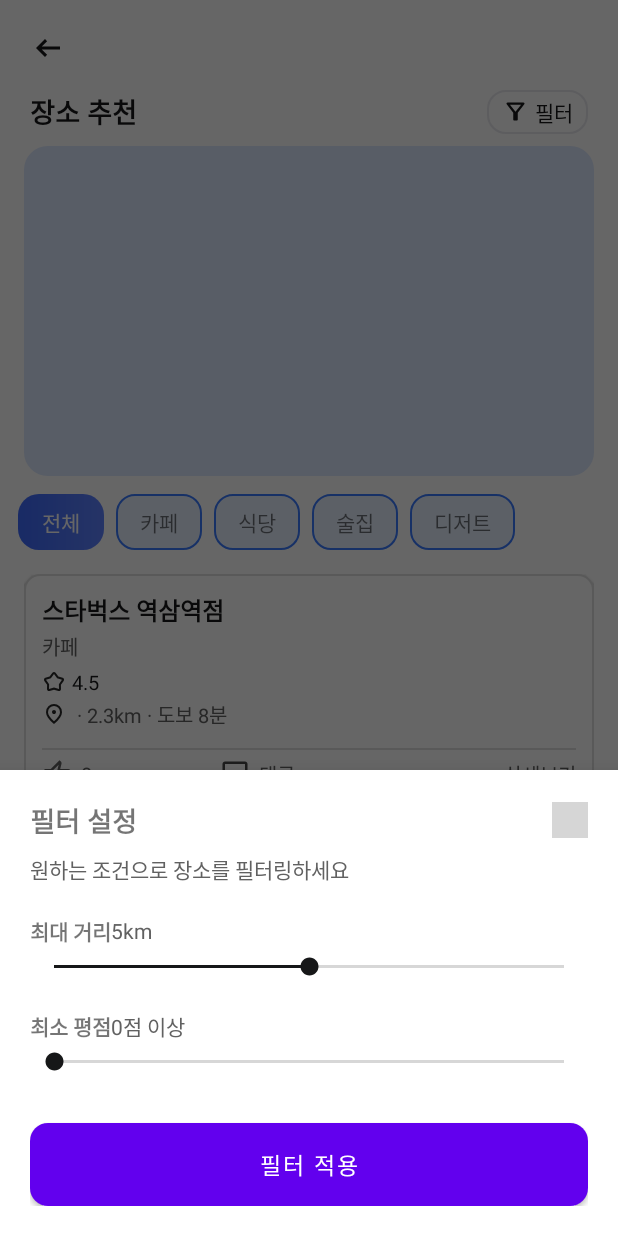
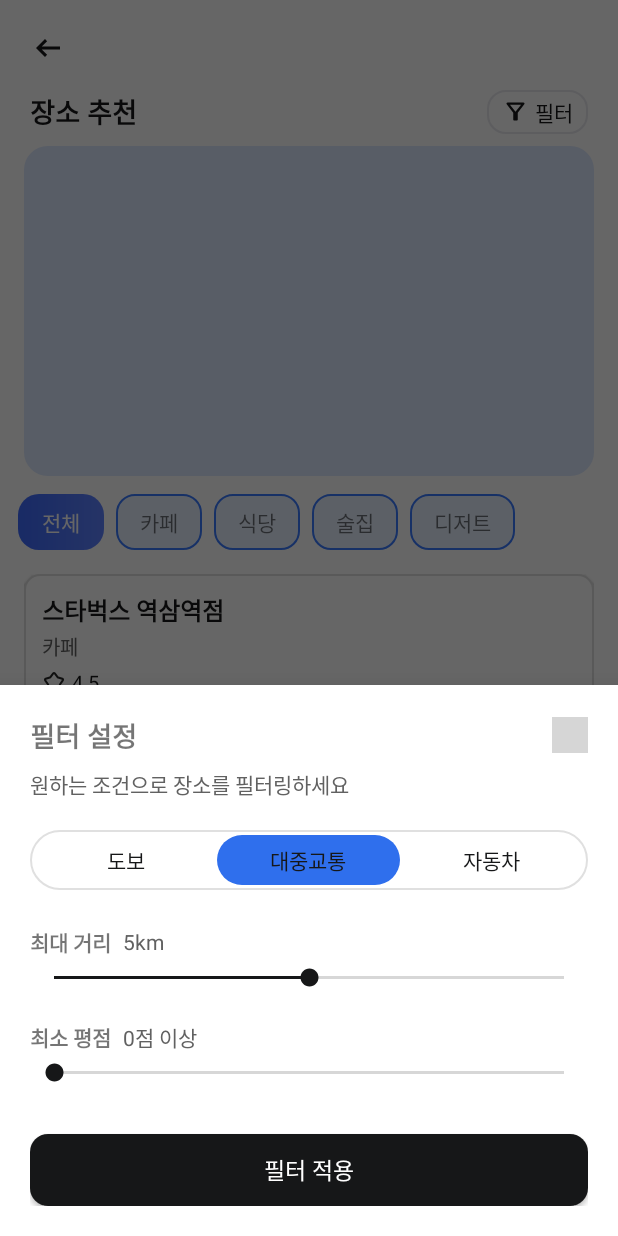
Before and after one commit to TPRPT/Moyeoyo, an Android app: the RecommendedPlaceFragment screen opened through its navigation route, after a tap on "필터", on a phone screen of 412 x 824 dp. Run offline under Robolectric (Android 15) with nearby library versions, the phone set to English and light mode, and no system bars; our stand-ins replace Firebase (no records; nobody signed in at launch, a user with empty details on screens opened directly); grey boxes are pictures that could not be loaded.

Commit message:
Feat: 이동수단 필터 추가

```diff
--- a/app/src/main/java/com/moyeoyo/app/model/Place.kt
+++ b/app/src/main/java/com/moyeoyo/app/model/Place.kt
@@ -6,6 +6,8 @@ data class Place(
     val rating: Double,
     val distanceKm: Double,
     val walkingTime: String,
+    val transitTime: String,
+    val drivingTime: String,
     var likeCount: Int,
     var isLiked: Boolean = false,
     var memberCount: Int = 8
--- a/app/src/main/java/com/moyeoyo/app/ui/group/RecommendedPlaceFragment.kt
+++ b/app/src/main/java/com/moyeoyo/app/ui/group/RecommendedPlaceFragment.kt
@@ -20,8 +20,11 @@ class RecommendedPlaceFragment : Fragment(R.layout.fragment_recommended_place) {
     private lateinit var categoryButtons: List<TextView>
     private lateinit var recyclerView: RecyclerView
     private lateinit var adapter: PlaceAdapter
+
     private var places = mutableListOf<Place>()
     private var currentCategory = "전체"
+    private var currentTransport = "대중교통"   // 기본값
+
 
     override fun onViewCreated(view: View, savedInstanceState: Bundle?) {
         super.onViewCreated(view, savedInstanceState)
@@ -31,7 +34,7 @@ class RecommendedPlaceFragment : Fragment(R.layout.fragment_recommended_place) {
             findNavController().navigateUp()
         }
 
-        // 필터 버튼 (정렬 바텀시트 열기)
+        // 필터 버튼
         val btnFilter = view.findViewById<LinearLayout>(R.id.btnFilter)
         btnFilter?.setOnClickListener {
             showFilterBottomSheet()
@@ -50,27 +53,61 @@ class RecommendedPlaceFragment : Fragment(R.layout.fragment_recommended_place) {
             btn.setOnClickListener { selectCategory(btn.text.toString()) }
         }
 
+        // RecyclerView 설정
         recyclerView = view.findViewById(R.id.rvPlaceList)
         adapter = PlaceAdapter()
         recyclerView.layoutManager = LinearLayoutManager(requireContext())
         recyclerView.adapter = adapter
 
         loadDummyData()
-    }
-
-    private fun loadDummyData() {
-        // 초기에는 모든 투표 수를 0으로 시작
-        places = mutableListOf(
-            Place("스타벅스 역삼역점", "카페", 4.5, 2.3, "도보 8분", 0, memberCount = 8),
-            Place("본죽 강남점", "식당", 4.3, 2.1, "도보 7분", 0, memberCount = 8),
-            Place("투썸플레이스 선릉점", "카페", 4.8, 2.8, "도보 10분", 0, memberCount = 8),
-            Place("김가네 김밥", "식당", 4.0, 1.9, "도보 6분", 0, memberCount = 8)
-        )
-        adapter.submitList(places)
+        updatePlaceList()
     }
 
 
+    // ------------------------------------------------------
+    // ⭐ 더미 데이터 로드 (이동수단 시간 추가됨)
+    // ------------------------------------------------------
+    private fun loadDummyData() {
+        places = mutableListOf(
+            Place(
+                "스타벅스 역삼역점", "카페", 4.5, 2.3,
+                walkingTime = "도보 8분",
+                transitTime = "대중교통 6분",
+                drivingTime = "자동차 3분",
+                likeCount = 0,
+                memberCount = 8
+            ),
+            Place(
+                "본죽 강남점", "식당", 4.3, 2.1,
+                walkingTime = "도보 7분",
+                transitTime = "대중교통 5분",
+                drivingTime = "자동차 2분",
+                likeCount = 0,
+                memberCount = 8
+            ),
+            Place(
+                "투썸플레이스 선릉점", "카페", 4.8, 2.8,
+                walkingTime = "도보 10분",
+                transitTime = "대중교통 7분",
+                drivingTime = "자동차 4분",
+                likeCount = 0,
+                memberCount = 8
+            ),
+            Place(
+                "김가네 김밥", "식당", 4.0, 1.9,
+                walkingTime = "도보 6분",
+                transitTime = "대중교통 4분",
+                drivingTime = "자동차 2분",
+                likeCount = 0,
+                memberCount = 8
+            )
+        )
+    }
 
+
+    // ------------------------------------------------------
+    // ⭐ 카테고리 선택
+    // ------------------------------------------------------
     private fun selectCategory(category: String) {
         currentCategory = category
 
@@ -85,12 +122,39 @@ class RecommendedPlaceFragment : Fragment(R.layout.fragment_recommended_place) {
             }
         }
 
-        val filtered = if (category == "전체") places
-        else places.filter { it.category == category }
-
-        adapter.submitList(filtered)
+        updatePlaceList()
     }
 
+
+    // ------------------------------------------------------
+    // ⭐ 이동수단 필터 + 거리/평점 필터 적용된 리스트 갱신
+    // ------------------------------------------------------
+    private fun updatePlaceList() {
+        val filteredByCategory = if (currentCategory == "전체") places
+        else places.filter { it.category == currentCategory }
+
+        // 선택된 이동수단에 맞게 시간 변경
+        val updatedTransportList = filteredByCategory.map { place ->
+            val time = when (currentTransport) {
+                "도보" -> place.walkingTime
+                "자동차" -> place.drivingTime
+                else -> place.transitTime // 기본값 대중교통
+            }
+
+            place.copy(
+                // PlaceAdapter 에서 항상 walkingTime 을 표시하고 있으므로
+                // 여기에 표시용으로 넣어줌
+                walkingTime = time
+            )
+        }
+
+        adapter.submitList(updatedTransportList)
+    }
+
+
+    // ------------------------------------------------------
+    // ⭐ 필터 바텀시트
+    // ------------------------------------------------------
     private fun showFilterBottomSheet() {
         val dialog = BottomSheetDialog(requireContext())
         val sheetView = layoutInflater.inflate(R.layout.bottomsheet_filter, null)
@@ -102,7 +166,36 @@ class RecommendedPlaceFragment : Fragment(R.layout.fragment_recommended_place) {
         val btnClose = sheetView.findViewById<ImageView>(R.id.btnCloseFilter)
         val btnApply = sheetView.findViewById<Button>(R.id.btnApplyFilter)
 
-        // 거리 슬라이더 동작
+        // ⭐ 이동수단 버튼
+        val btnWalk = sheetView.findViewById<TextView>(R.id.btnWalk)
+        val btnTransit = sheetView.findViewById<TextView>(R.id.btnTransit)
+        val btnCar = sheetView.findViewById<TextView>(R.id.btnCar)
+
+        // 선택 UI 업데이트 함수
+        fun updateTransportSelection(selected: String) {
+            currentTransport = selected
+
+            val buttons = listOf(btnWalk, btnTransit, btnCar)
+            buttons.forEach { btn ->
+                if (btn.text == selected) {
+                    btn.setBackgroundResource(R.drawable.bg_transport_selected)
+                    btn.setTextColor(requireContext().getColor(R.color.black))
+                } else {
+                    btn.setBackgroundResource(R.drawable.bg_transport_unselected)
+                    btn.setTextColor(requireContext().getColor(R.color.black))
+                }
+            }
+        }
+
+        // 버튼 클릭 리스너
+        btnWalk.setOnClickListener { updateTransportSelection("도보") }
+        btnTransit.setOnClickListener { updateTransportSelection("대중교통") }
+        btnCar.setOnClickListener { updateTransportSelection("자동차") }
+
+        updateTransportSelection(currentTransport)
+
+
+        // 거리 슬라이더
         seekBarDistance.setOnSeekBarChangeListener(object : SeekBar.OnSeekBarChangeListener {
             override fun onProgressChanged(seekBar: SeekBar?, progress: Int, fromUser: Boolean) {
                 val distanceValue = progress / 10.0
@@ -112,7 +205,7 @@ class RecommendedPlaceFragment : Fragment(R.layout.fragment_recommended_place) {
             override fun onStopTrackingTouch(seekBar: SeekBar?) {}
         })
 
-        // 평점 슬라이더 동작
+        // 평점 슬라이더
         seekBarRating.setOnSeekBarChangeListener(object : SeekBar.OnSeekBarChangeListener {
             override fun onProgressChanged(seekBar: SeekBar?, progress: Int, fromUser: Boolean) {
                 val ratingValue = progress / 10.0
@@ -122,24 +215,22 @@ class RecommendedPlaceFragment : Fragment(R.layout.fragment_recommended_place) {
             override fun onStopTrackingTouch(seekBar: SeekBar?) {}
         })
 
-        // 닫기 버튼 (필터 적용 없이 닫기)
         btnClose.setOnClickListener { dialog.dismiss() }
 
-        // ✅ 필터 적용 버튼
         btnApply.setOnClickListener {
+
             val maxDistance = seekBarDistance.progress / 10.0
             val minRating = seekBarRating.progress / 10.0
 
-            val filtered = places.filter {
+            places = places.filter {
                 it.distanceKm <= maxDistance && it.rating >= minRating
-            }
+            }.toMutableList()
 
-            adapter.submitList(filtered)
+            updatePlaceList()
             dialog.dismiss()
         }
 
         dialog.setContentView(sheetView)
         dialog.show()
     }
-
 }
--- /dev/null
+++ b/app/src/main/res/drawable/bg_transport_group.xml
@@ -0,0 +1,8 @@
+<?xml version="1.0" encoding="utf-8"?>
+<shape xmlns:android="http://schemas.android.com/apk/res/android">
+    <solid android:color="@android:color/transparent"/>
+    <stroke
+        android:width="1dp"
+        android:color="@color/light_gray"/>
+    <corners android:radius="50dp"/>
+</shape>
--- /dev/null
+++ b/app/src/main/res/drawable/bg_transport_selected.xml
@@ -0,0 +1,5 @@
+<?xml version="1.0" encoding="utf-8"?>
+<shape xmlns:android="http://schemas.android.com/apk/res/android">
+    <solid android:color="@color/brand_blue"/> <!-- 원하는 보라/파스텔 색으로 -->
+    <corners android:radius="50dp"/>
+</shape>
--- /dev/null
+++ b/app/src/main/res/drawable/bg_transport_unselected.xml
@@ -0,0 +1,5 @@
+<?xml version="1.0" encoding="utf-8"?>
+<shape xmlns:android="http://schemas.android.com/apk/res/android">
+    <solid android:color="@android:color/white"/>
+    <corners android:radius="50dp"/>
+</shape>
--- a/app/src/main/res/layout/bottomsheet_filter.xml
+++ b/app/src/main/res/layout/bottomsheet_filter.xml
@@ -35,6 +35,53 @@
         android:textColor="@color/gray_700"
         android:layout_marginBottom="20dp" />
 
+
+    <!-- 🚗 이동수단 필터 -->
+    <LinearLayout
+        android:id="@+id/layoutTransport"
+        android:layout_width="match_parent"
+        android:layout_height="40dp"
+        android:orientation="horizontal"
+        android:gravity="center"
+        android:background="@drawable/bg_transport_group"
+        android:padding="3dp"
+        android:layout_marginBottom="24dp">
+
+        <TextView
+            android:id="@+id/btnWalk"
+            android:layout_width="0dp"
+            android:layout_height="match_parent"
+            android:layout_weight="1"
+            android:gravity="center"
+            android:text="도보"
+            android:textSize="14sp"
+            android:background="@drawable/bg_transport_unselected"
+            android:textColor="@color/black"/>
+
+        <TextView
+            android:id="@+id/btnTransit"
+            android:layout_width="0dp"
+            android:layout_height="match_parent"
+            android:layout_weight="1"
+            android:gravity="center"
+            android:text="대중교통"
+            android:textSize="14sp"
+            android:background="@drawable/bg_transport_selected"
+            android:textColor="@color/white"/>
+
+        <TextView
+            android:id="@+id/btnCar"
+            android:layout_width="0dp"
+            android:layout_height="match_parent"
+            android:layout_weight="1"
+            android:gravity="center"
+            android:text="자동차"
+            android:textSize="14sp"
+            android:background="@drawable/bg_transport_unselected"
+            android:textColor="@color/black"/>
+    </LinearLayout>
+
+
     <!-- 최대 거리 -->
     <LinearLayout
         android:layout_width="match_parent"
@@ -56,7 +103,8 @@
             android:textSize="14sp"
             android:textColor="@color/gray_700"
             android:layout_width="wrap_content"
-            android:layout_height="wrap_content" />
+            android:layout_height="wrap_content"
+            android:layout_marginStart="8dp"/>
     </LinearLayout>
 
     <SeekBar
@@ -90,7 +138,8 @@
             android:textSize="14sp"
             android:textColor="@color/gray_700"
             android:layout_width="wrap_content"
-            android:layout_height="wrap_content" />
+            android:layout_height="wrap_content"
+            android:layout_marginStart="8dp"/>
     </LinearLayout>
 
     <SeekBar
@@ -104,7 +153,7 @@
         android:layout_marginBottom="24dp" />
 
     <!-- 필터 적용 버튼 -->
-    <Button
+    <android.widget.Button
         android:id="@+id/btnApplyFilter"
         android:layout_width="match_parent"
         android:layout_height="wrap_content"
--- a/app/src/main/res/layout/fragment_location_input.xml
+++ b/app/src/main/res/layout/fragment_location_input.xml
@@ -227,7 +227,7 @@
             android:background="@color/light_gray"
             android:layout_marginBottom="16dp" />
 
-        <Button
+        <android.widget.Button
             android:id="@+id/btn_confirm_location"
             android:layout_width="match_parent"
             android:layout_height="52dp"
--- a/app/src/main/res/layout/fragment_midpoint.xml
+++ b/app/src/main/res/layout/fragment_midpoint.xml
@@ -322,7 +322,7 @@
 
 
     <!-- 하단 고정 버튼 -->
-    <Button
+    <android.widget.Button
         android:id="@+id/btnNearbyPlaces"
         android:layout_width="0dp"
         android:layout_height="wrap_content"
--- a/app/src/main/res/layout/item_place.xml
+++ b/app/src/main/res/layout/item_place.xml
@@ -13,7 +13,7 @@
         android:id="@+id/tvPlaceName"
         android:layout_width="match_parent"
         android:layout_height="wrap_content"
-        android:text="스타벅스 역삼역점"
+        android:text="장소 이름"
         android:textSize="16sp"
         android:textStyle="bold"
         android:textColor="@color/black"
@@ -24,7 +24,7 @@
         android:id="@+id/tvCategory"
         android:layout_width="match_parent"
         android:layout_height="wrap_content"
-        android:text="카페"
+        android:text="카테고리"
         android:textSize="13sp"
         android:textColor="@color/gray_700"
         android:layout_marginBottom="4dp" />
@@ -47,18 +47,18 @@
             android:id="@+id/tvRating"
             android:layout_width="wrap_content"
             android:layout_height="wrap_content"
-            android:text="4.5"
+            android:text="0.0"
             android:textSize="13sp"
             android:textColor="@color/black" />
     </LinearLayout>
 
-    <!-- 위치/거리 -->
+    <!-- 거리/시간 -->
     <LinearLayout
         android:layout_width="match_parent"
         android:layout_height="wrap_content"
         android:orientation="horizontal"
-        android:layout_marginBottom="6dp"
-        android:gravity="center_vertical">
+        android:gravity="center_vertical"
+        android:layout_marginBottom="6dp">
 
         <ImageView
             android:layout_width="16dp"
@@ -70,7 +70,7 @@
             android:id="@+id/tvDistance"
             android:layout_width="wrap_content"
             android:layout_height="wrap_content"
-            android:text="2.3km · 도보 8분"
+            android:text="0km · 대중교통 0분"
             android:textSize="13sp"
             android:textColor="@color/gray_700" />
     </LinearLayout>
@@ -114,7 +114,7 @@
                 android:id="@+id/tvLikeCount"
                 android:layout_width="wrap_content"
                 android:layout_height="wrap_content"
-                android:text="4"
+                android:text="0"
                 android:textColor="@color/gray_700"
                 android:textSize="13sp" />
         </LinearLayout>
```
Also changed, not shown: app/src/main/java/com/moyeoyo/app/ui/group/PlaceAdapter.kt (+9 -3 lines).
